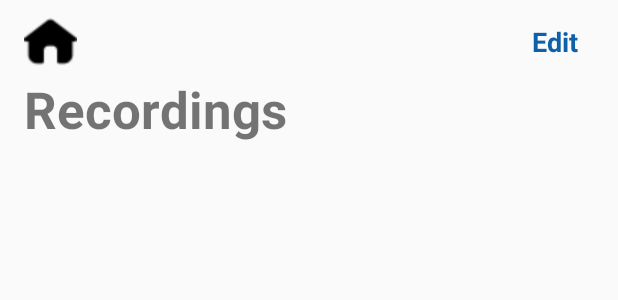
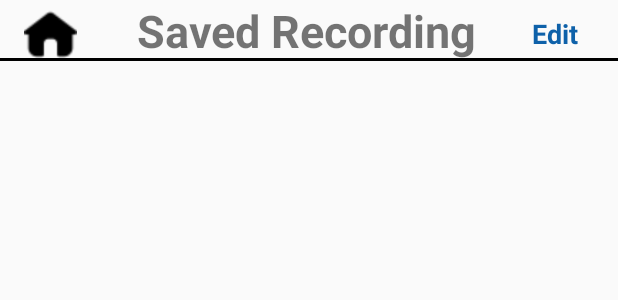
Before and after one commit to djnakrani/SoundRecorder, an Android app: the layout activity_saved_recording.xml on its own in the app's theme, with its tools: preview values and no code run, on a phone screen of 412 x 824 dp. Shown: the top 300 px of the screen. Run offline under Robolectric (Android 15) with nearby library versions, the phone set to English and light mode, and no system bars; Roboto replaces fonts that are not available here.

Commit message:
Stop Button Disable At Start,Layout Change in Saved

```diff
--- a/app/src/main/java/com/example/soundrecorder/SplashScreenActivity.java
+++ b/app/src/main/java/com/example/soundrecorder/SplashScreenActivity.java
@@ -11,7 +11,7 @@ import android.widget.VideoView;
 
 public class SplashScreenActivity extends AppCompatActivity {
 
-    private static int SPLASH_TIME = 6000;
+    private static int SPLASH_TIME = 5000;
 
     @Override
     protected void onCreate(Bundle savedInstanceState) {
--- a/app/src/main/res/layout/activity_saved_recording.xml
+++ b/app/src/main/res/layout/activity_saved_recording.xml
@@ -10,14 +10,14 @@
         android:id="@+id/textView"
         android:layout_width="wrap_content"
         android:layout_height="wrap_content"
-        android:layout_marginStart="16dp"
-        android:layout_marginTop="50dp"
-        android:text="@string/recordings"
+        android:layout_marginStart="40dp"
+        android:layout_marginTop="10dp"
+        android:text="Saved Recording"
         android:textAlignment="viewStart"
-        android:textSize="34sp"
+        android:textSize="30sp"
         android:textStyle="bold"
-        app:layout_constraintStart_toStartOf="parent"
-        app:layout_constraintTop_toTopOf="parent" />
+        app:layout_constraintLeft_toRightOf="@+id/btnBack"
+         />
 
     <ListView
         android:id="@+id/lstItems"
@@ -37,7 +37,7 @@
         android:id="@+id/textView2"
         android:layout_width="37dp"
         android:layout_height="24dp"
-        android:layout_marginTop="15dp"
+        android:layout_marginTop="10dp"
         android:layout_marginEnd="20dp"
         android:text="@string/Edit"
         android:textColor="#0E61A9"
@@ -52,11 +52,18 @@
         android:layout_width="35dp"
         android:layout_height="35dp"
         android:layout_marginStart="16dp"
-        android:layout_marginTop="10dp"
+        android:layout_marginTop="5dp"
         android:background="@drawable/home_black"
         app:layout_constraintStart_toStartOf="parent"
         app:layout_constraintTop_toTopOf="parent"
         tools:ignore="SpeakableTextPresentCheck,TouchTargetSizeCheck" />
 
+    <View
+        android:id="@+id/viewhrline"
+        android:layout_width="match_parent"
+        android:background="@color/black"
+        android:layout_height="3px"
+        app:layout_constraintBottom_toBottomOf="@+id/btnBack"/>
+
 
 </androidx.constraintlayout.widget.ConstraintLayout>
--- a/app/src/main/res/layout/item_listview.xml
+++ b/app/src/main/res/layout/item_listview.xml
@@ -50,4 +50,5 @@
         app:layout_constraintStart_toStartOf="@+id/view"
         app:layout_constraintTop_toBottomOf="@+id/txtname"
         tools:ignore="TextContrastCheck" />
+
 </androidx.constraintlayout.widget.ConstraintLayout>
```
Also changed, not shown: app/src/main/java/com/example/soundrecorder/Items.java (+7 -1 lines), app/src/main/java/com/example/soundrecorder/MainActivity.java (+7 -5 lines), app/src/main/java/com/example/soundrecorder/SavedRecordingActivity.java (+15 -4 lines).
